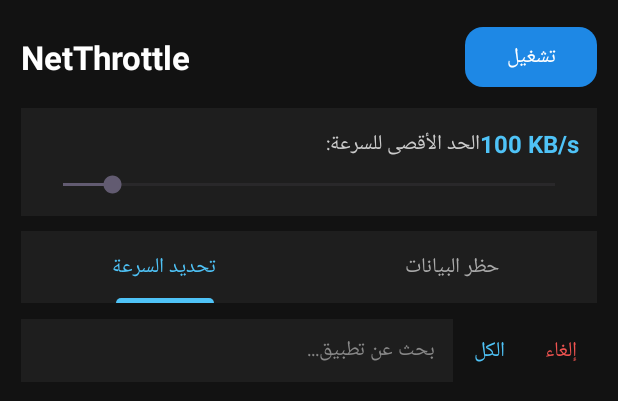
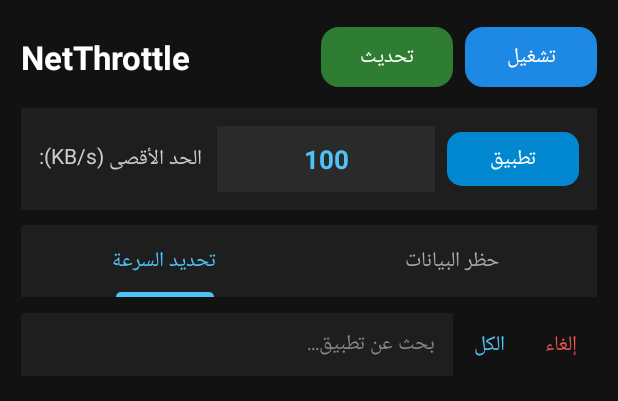
Before and after one commit to rew733/net-throttle, an Android app: the layout activity_main.xml on its own in the app's theme, with its tools: preview values and no code run, on a phone screen of 412 x 824 dp. Shown: the top 401 px of the screen. Run offline under Robolectric (Android 15) with nearby library versions, the phone set to English and light mode, and no system bars.

Commit message:
Refactor layout comments and adjust orientation
Updated comments and layout properties for clarity and functionality.

```diff
--- a/app/src/main/res/layout/activity_main.xml
+++ b/app/src/main/res/layout/activity_main.xml
@@ -7,7 +7,7 @@
     android:background="#121212"
     android:padding="14dp">
 
-    <!-- العنوان وزر التشغيل -->
+    <!-- الشريط العلوي: العنوان + زر التحديث اليدوي + زر التشغيل/الإيقاف -->
     <LinearLayout
         android:layout_width="match_parent"
         android:layout_height="wrap_content"
@@ -25,6 +25,16 @@
             android:textStyle="bold" />
 
         <com.google.android.material.button.MaterialButton
+            android:id="@+id/btnRefresh"
+            android:layout_width="wrap_content"
+            android:layout_height="wrap_content"
+            android:text="تحديث"
+            android:textColor="#FFFFFF"
+            android:layout_marginEnd="8dp"
+            app:backgroundTint="#2E7D32"
+            app:cornerRadius="12dp" />
+
+        <com.google.android.material.button.MaterialButton
             android:id="@+id/btnToggleVpn"
             android:layout_width="wrap_content"
             android:layout_height="wrap_content"
@@ -34,50 +44,52 @@
             app:cornerRadius="12dp" />
     </LinearLayout>
 
-    <!-- شريط التحكم بالسرعة -->
+    <!-- بطاقة إدخال السرعة كتابةً -->
     <LinearLayout
         android:id="@+id/speedControlCard"
         android:layout_width="match_parent"
         android:layout_height="wrap_content"
-        android:orientation="vertical"
+        android:orientation="horizontal"
+        android:gravity="center_vertical"
         android:background="#1E1E1E"
         android:padding="12dp"
         android:layout_marginBottom="10dp">
 
-        <LinearLayout
-            android:layout_width="match_parent"
+        <TextView
+            android:layout_width="wrap_content"
             android:layout_height="wrap_content"
-            android:orientation="horizontal"
-            android:gravity="center_vertical">
+            android:text="الحد الأقصى (KB/s):"
+            android:textColor="#CCCCCC"
+            android:textSize="14sp"
+            android:layout_marginEnd="10dp" />
 
-            <TextView
-                android:layout_width="0dp"
-                android:layout_height="wrap_content"
-                android:layout_weight="1"
-                android:text="الحد الأقصى للسرعة:"
-                android:textColor="#CCCCCC"
-                android:textSize="14sp" />
+        <EditText
+            android:id="@+id/etSpeedInput"
+            android:layout_width="0dp"
+            android:layout_height="44dp"
+            android:layout_weight="1"
+            android:background="#2A2A2A"
+            android:inputType="number"
+            android:maxLength="6"
+            android:gravity="center"
+            android:text="100"
+            android:textColor="#4FC3F7"
+            android:textSize="17sp"
+            android:textStyle="bold"
+            android:singleLine="true"
+            android:layout_marginEnd="8dp" />
 
-            <TextView
-                android:id="@+id/tvSpeedValue"
-                android:layout_width="wrap_content"
-                android:layout_height="wrap_content"
-                android:text="100 KB/s"
-                android:textColor="#4FC3F7"
-                android:textSize="16sp"
-                android:textStyle="bold" />
-        </LinearLayout>
-
-        <SeekBar
-            android:id="@+id/seekBarSpeed"
-            android:layout_width="match_parent"
-            android:layout_height="wrap_content"
-            android:max="1000"
-            android:progress="100"
-            android:layout_marginTop="6dp" />
+        <com.google.android.material.button.MaterialButton
+            android:id="@+id/btnApplySpeed"
+            android:layout_width="wrap_content"
+            android:layout_height="44dp"
+            android:text="تطبيق"
+            android:textColor="#FFFFFF"
+            app:backgroundTint="#0288D1"
+            app:cornerRadius="10dp" />
     </LinearLayout>
 
-    <!-- التبويبات: تحديد السرعة / حظر التطبيقات -->
+    <!-- التبويبات: تحديد السرعة / حظر البيانات -->
     <com.google.android.material.tabs.TabLayout
         android:id="@+id/tabLayout"
         android:layout_width="match_parent"
```
